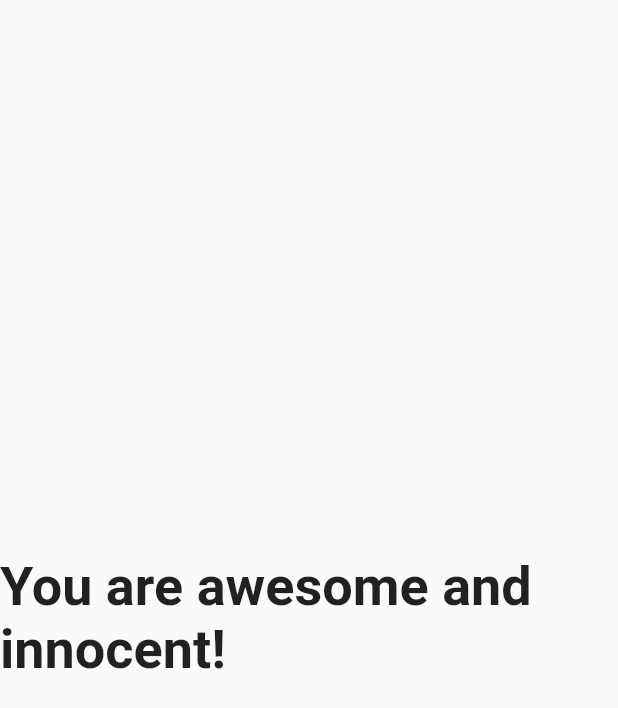
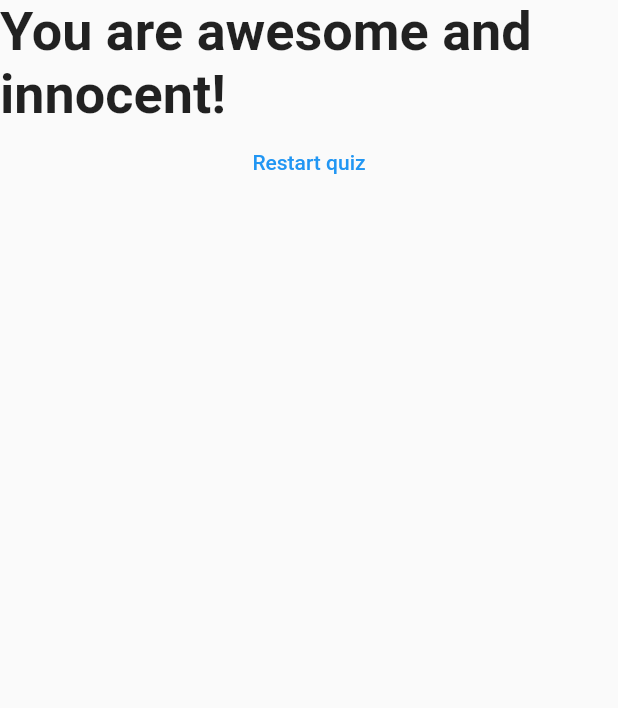
Before and after one commit to khan9920/UDEMY-MAX-Quiz-App, a Flutter app: the Result widget shown alone on an empty page, opened directly with empty values, on a phone screen of 412 x 824 dp. Shown: the top 708 px of the screen. Run offline on Flutter 3.47's test engine with Material 2 defaults, Android fonts, the phone set to English and light mode, and no system bars.

```diff
--- a/lib/result.dart
+++ b/lib/result.dart
@@ -2,8 +2,9 @@ import 'package:flutter/material.dart';
 
 class Result extends StatelessWidget {
   final int resultScore;
+  final Function restHandler;
 
-  Result(this.resultScore);
+  Result(this.resultScore, this.restHandler);
 
   String get resultPhrase {
     var resultText = 'You did it!';
@@ -24,12 +25,21 @@ class Result extends StatelessWidget {
   @override
   Widget build(BuildContext context) {
     return Center(
-      child: Text(
-        resultPhrase,
-        style: TextStyle(
-          fontSize: 36,
-          fontWeight: FontWeight.bold,
-        ),
+      child: Column(
+        children: [
+          Text(
+            resultPhrase,
+            style: TextStyle(
+              fontSize: 36,
+              fontWeight: FontWeight.bold,
+            ),
+          ),
+          FlatButton(
+            onPressed: restHandler,
+            child: Text('Restart quiz'),
+            textColor: Colors.blue,
+          )
+        ],
       ),
     );
   }
```
Also changed, not shown: lib/main.dart (+8 -1 lines).
